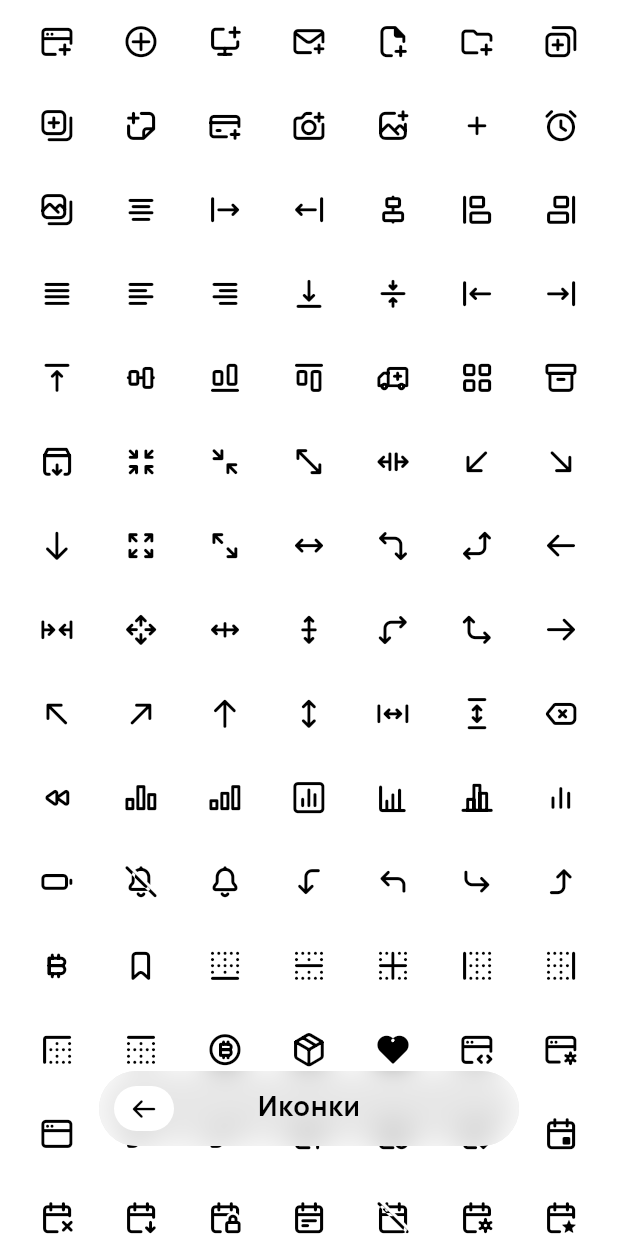
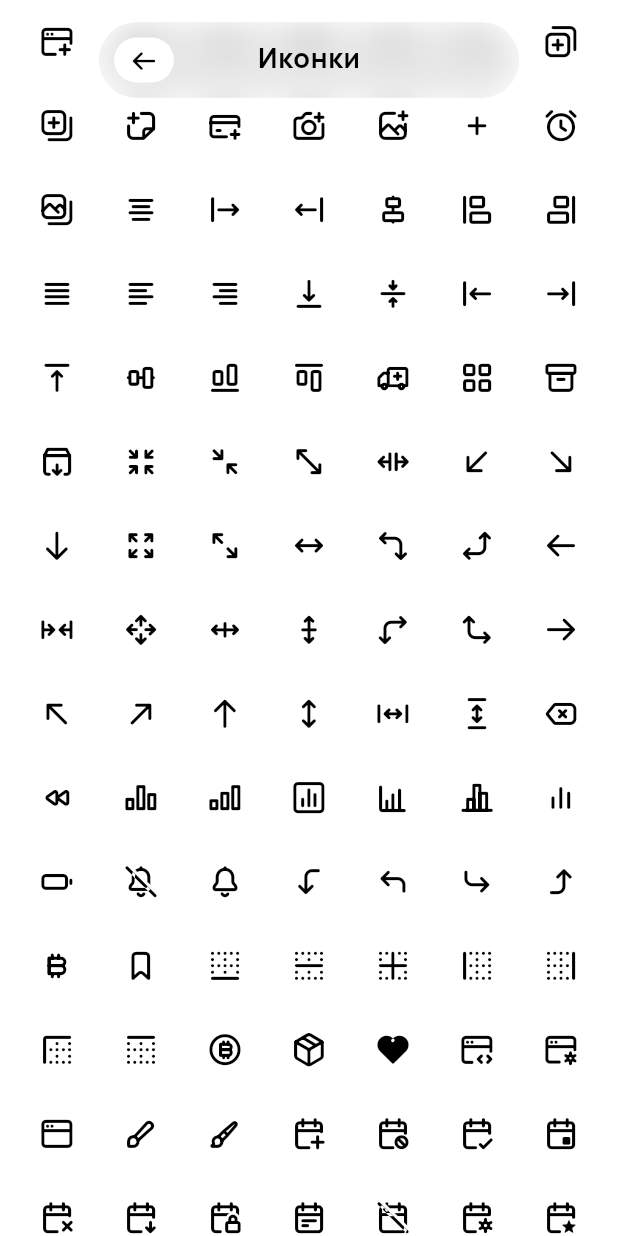
Before and after one commit to parabolahq/locus, a Flutter app: the screen it shows after launch, after a tap on "Иконки", on a phone screen of 412 x 824 dp. Run offline on Flutter 3.47's test engine with Material 2 defaults, Android fonts, the phone set to English and light mode, and no system bars.

Commit message:
New scaffold overlays

```diff
--- a/example/lib/main.dart
+++ b/example/lib/main.dart
@@ -1,5 +1,3 @@
-import 'dart:ui' show Brightness;
-
 import 'package:locus/locus.dart';
 import 'package:locuslab/screens/home_screen.dart';
 
@@ -18,7 +16,7 @@ class _LocusLabAppState extends State<LocusLabApp> {
     return LocusApp(
       title: 'Lab',
       home: HomeScreen(),
-      theme: LocusThemeData(brightness: Brightness.light),
+      theme: LocusThemeData(),
     );
   }
 }
--- a/example/lib/screens/hero_screen.dart
+++ b/example/lib/screens/hero_screen.dart
@@ -46,7 +46,7 @@ class HeroScreen extends StatelessWidget {
           ],
         ),
       ),
-      navigationBar: NavigationBar(
+      bottom: NavigationBar(
         middle: Text('Hero'),
       ),
     );
--- a/example/lib/screens/home_screen.dart
+++ b/example/lib/screens/home_screen.dart
@@ -9,7 +9,7 @@ class HomeScreen extends StatelessWidget {
   @override
   Widget build(BuildContext context) {
     return LocusScaffold(
-      navigationBar: NavigationBar(
+      bottom: NavigationBar(
         middle: Text('Дом'),
       ),
       body: ListView(
--- a/example/lib/screens/icons_screen.dart
+++ b/example/lib/screens/icons_screen.dart
@@ -1,5 +1,3 @@
-import 'package:flutter/src/foundation/key.dart';
-import 'package:flutter/src/widgets/framework.dart';
 import 'package:locus/locus.dart';
 
 class IconsScreen extends StatelessWidget {
@@ -8,7 +6,9 @@ class IconsScreen extends StatelessWidget {
   @override
   Widget build(BuildContext context) {
     return LocusScaffold(
-      navigationBar: NavigationBar(middle: Text('Иконки')),
+      top: NavigationBar(
+        middle: Text('Иконки'),
+      ),
       body: GridView.builder(
         padding: EdgeInsets.only(
           left: 10,
--- a/example/lib/screens/typography_screen.dart
+++ b/example/lib/screens/typography_screen.dart
@@ -6,7 +6,7 @@ class TypographyScreen extends StatelessWidget {
   @override
   Widget build(BuildContext context) {
     return LocusScaffold(
-      navigationBar: NavigationBar(
+      bottom: NavigationBar(
         middle: Text('Типографика'),
       ),
       body: ListView(
--- a/lib/locus.dart
+++ b/lib/locus.dart
@@ -18,7 +18,7 @@ export 'src/components/navigation_bar.dart';
 
 // Buttons
 export 'src/components/buttons/push_button.dart';
-export 'src/components/buttons/icon_button.dart';
+export 'src/components/buttons/action_button.dart';
 export 'src/components/buttons/base_button.dart';
 
 export 'package:flutter/widgets.dart';
--- a/lib/src/components/buttons/icon_button.dart
+++ b/lib/src/components/buttons/action_button.dart
@@ -2,11 +2,11 @@ import 'package:flutter/widgets.dart';
 import 'package:locus/src/components/buttons/base_button.dart';
 import 'package:locus/src/core/theme.dart';
 
-class LocusIconButton extends StatelessWidget {
+class LocusActionButton extends StatelessWidget {
   final Widget child;
   final Function onTap;
 
-  const LocusIconButton({
+  const LocusActionButton({
     super.key,
     required this.child,
     required this.onTap,
--- a/lib/src/components/navigation_bar.dart
+++ b/lib/src/components/navigation_bar.dart
@@ -1,9 +1,7 @@
 import 'package:flutter/widgets.dart';
-import 'package:locus/src/components/buttons/icon_button.dart';
+import 'package:locus/src/components/buttons/action_button.dart';
 import 'package:locus/src/components/card.dart';
 import 'package:locus/src/components/icons.dart';
-
-import 'package:locus/src/components/interactable.dart';
 import 'package:locus/src/core/theme.dart';
 
 // There's a single tag for all instances of navigation bars because they can
@@ -43,7 +41,7 @@ class NavigationBar extends StatefulWidget with PreferredSizeWidget {
     required this.middle,
     this.actions = const [],
     this.heroTag = kDefaultHeroTag,
-  });
+  }) : assert(actions.length <= 2);
 
   @override
   State<NavigationBar> createState() => _NavigationBarState();
@@ -63,6 +61,7 @@ class _NavigationBarState extends State<NavigationBar> {
           ? _HeroTag(Navigator.of(context))
           : widget.heroTag,
       child: LocusCard.acrylic(
+        constraints: BoxConstraints.tight(widget.preferredSize),
         borderRadius: BorderRadius.circular(widget.preferredSize.height / 2),
         color: LocusTheme.of(context).colorScheme.controlsSurface,
         padding: const EdgeInsets.all(10),
@@ -73,7 +72,7 @@ class _NavigationBarState extends State<NavigationBar> {
                 mainAxisAlignment: MainAxisAlignment.start,
                 children: [
                   if (useCloseButton)
-                    LocusIconButton(
+                    LocusActionButton(
                       child: Icon(LocusIcons.arrow_left),
                       onTap: () => Navigator.of(context).pop(),
                     ),
--- a/lib/src/components/scaffold.dart
+++ b/lib/src/components/scaffold.dart
@@ -5,17 +5,20 @@ import 'package:locus/src/core/theme.dart';
 
 class LocusScaffold extends StatelessWidget {
   final Widget body;
-  final PreferredSizeWidget? navigationBar;
+  final Widget? top;
+  final Widget? bottom;
 
   const LocusScaffold({
     super.key,
     required this.body,
-    this.navigationBar,
+    this.top,
+    this.bottom,
   });
 
   @override
   Widget build(BuildContext context) {
     final theme = LocusTheme.of(context);
+    final mediaQuery = MediaQuery.of(context);
 
     return AnnotatedRegion<SystemUiOverlayStyle>(
       value: theme.systemUiOverlayStyle,
@@ -25,20 +28,25 @@ class LocusScaffold extends StatelessWidget {
           color: theme.colorScheme.surface,
         ),
         child: Stack(
+          fit: StackFit.expand,
           children: [
             body,
-            if (navigationBar != null)
-              Container(
-                padding: EdgeInsets.only(
-                  bottom: MediaQuery.of(context).padding.bottom + 60,
-                ),
-                alignment: Alignment.bottomCenter,
-                child: ConstrainedBox(
-                  child: navigationBar!,
-                  constraints:
-                      BoxConstraints.tight(navigationBar!.preferredSize),
-                ),
-              )
+            Padding(
+              padding: EdgeInsets.only(
+                bottom: mediaQuery.padding.bottom + mediaQuery.size.height / 8,
+                top: mediaQuery.padding.top + 15,
+                left: 15,
+                right: 15,
+              ),
+              child: Column(
+                crossAxisAlignment: CrossAxisAlignment.center,
+                children: [
+                  if (top != null) top!,
+                  Spacer(),
+                  if (bottom != null) bottom!,
+                ],
+              ),
+            )
           ],
         ),
       ),
```
